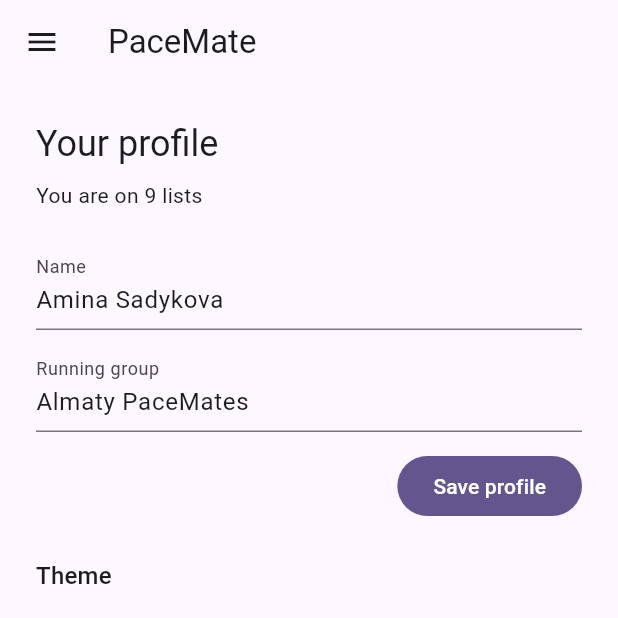
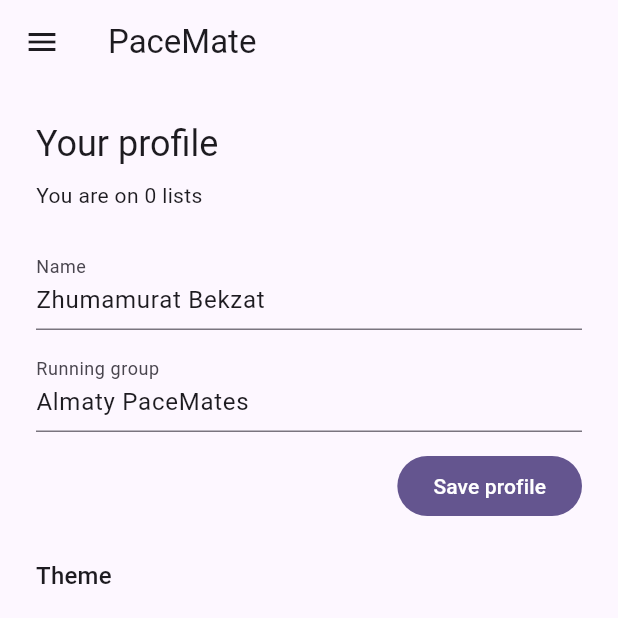
Before and after one commit to ZBekzat/flutter-2026-bekzat, a Flutter app: the screen it shows after launch, item 3 of the bottom bar chosen, on a phone screen of 412 x 824 dp, the top half of it. Run offline on Flutter 3.47's test engine with Material 3 defaults, Android fonts, the phone set to English and light mode, and no system bars.

Commit message:
fix(lab1): update default profile data

```diff
--- a/lab1/lib/data/seed_data.dart
+++ b/lab1/lib/data/seed_data.dart
@@ -2,7 +2,7 @@
 import '../models/profile.dart';
 
 final sampleProfile = Profile(
-  name: 'Amina Sadykova',
+  name: 'Zhumamurat Bekzat',
   group: 'Almaty PaceMates',
 );
 
```
